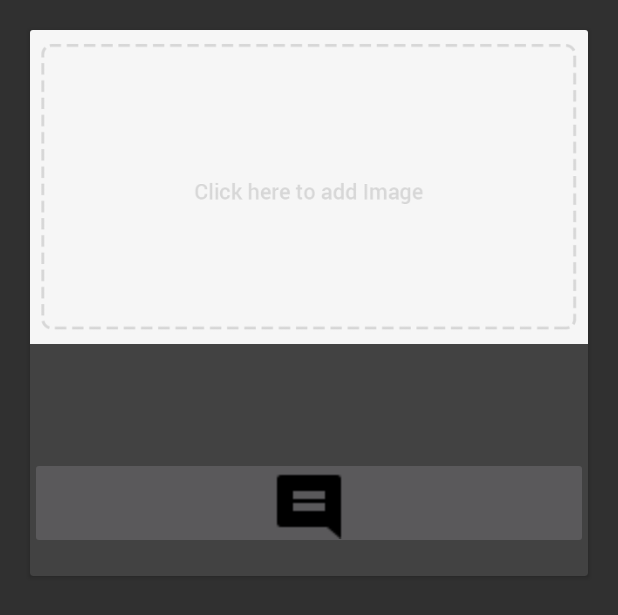
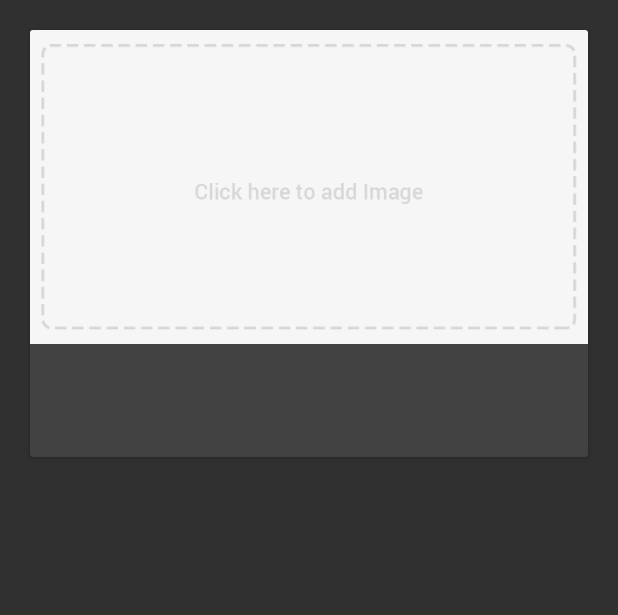
Before and after one commit to ChrisWess/SEAMuseum, an Android app: the layout werk_row.xml on its own in the app's theme, with its tools: preview values and no code run, on a phone screen of 412 x 824 dp. Shown: the top 615 px of the screen. Run offline under Robolectric (Android 15) with nearby library versions, the phone set to English and light mode, and no system bars.

Commit message:
Suche verbessert, Text unter Werk in WerkMainActivity zentriert

```diff
--- a/app/src/main/res/layout/werk_row.xml
+++ b/app/src/main/res/layout/werk_row.xml
@@ -9,6 +9,7 @@
         android:orientation="vertical">
 
         <ImageView
+            android:contentDescription="foto"
             android:id="@+id/werk_image"
             android:layout_width="match_parent"
             android:layout_height="wrap_content"
@@ -22,7 +23,8 @@
             android:layout_height="wrap_content"
             android:padding="5dp"
             android:textSize="25sp"
-            android:textStyle="bold" />
+            android:textStyle="bold"
+            android:gravity="center"/>
 
         <TextView
             android:id="@+id/werk_artist"
@@ -30,16 +32,6 @@
             android:layout_height="wrap_content"
             android:padding="5dp" />
 
-        <ImageButton
-            android:id="@+id/addCommentWerk"
-            android:layout_width="match_parent"
-            android:layout_height="61dp"
-            android:layout_above="@+id/submitBtn"
-            android:layout_alignEnd="@+id/descField"
-            android:layout_alignRight="@+id/descField"
-            android:layout_marginBottom="18dp"
-            android:src="@drawable/icon_comment" />
-
     </LinearLayout>
 
 </android.support.v7.widget.CardView>
```
